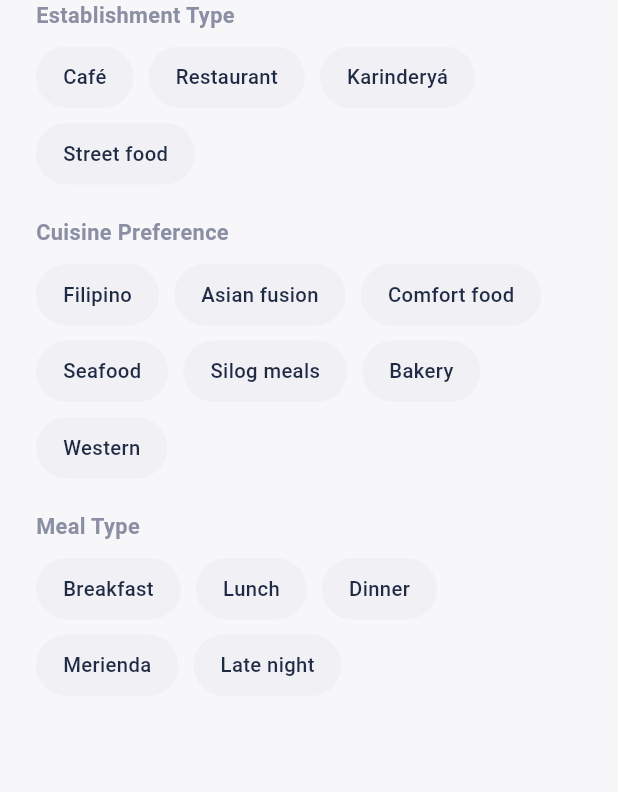
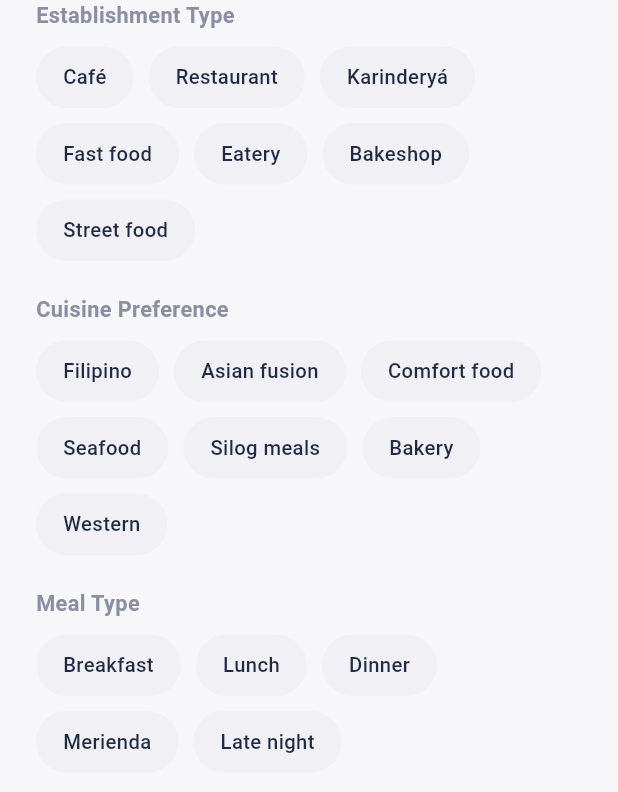
Before and after one commit to nickcomia/sarap_app, a Flutter app: the Step1FoodPreferences widget shown alone on an empty page, opened directly, on a phone screen of 412 x 824 dp. Shown: the top 792 px of the screen. Run offline on Flutter 3.47's test engine with Material 3 defaults, Android fonts, the phone set to English and light mode, and no system bars; our stand-ins replace cached_network_image, cloud_firestore, firebase_ai, firebase_auth, firebase_core, firebase_messaging and 9 more; missing offline and left inert: dart:js_interop, firebase_app_check; accounts and stored records are empty.

```diff
--- a/lib/screens/onboarding/step1_food_preferences.dart
+++ b/lib/screens/onboarding/step1_food_preferences.dart
@@ -12,7 +12,15 @@ class Step1FoodPreferences extends StatefulWidget {
 class _Step1FoodPreferencesState extends State<Step1FoodPreferences> {
   final profile = AppState.instance.profile;
 
-  static const establishmentTypes = ['Café', 'Restaurant', 'Karinderyá', 'Street food'];
+     static const establishmentTypes = [
+     'Café',
+     'Restaurant',
+     'Karinderyá',
+     'Fast food',
+     'Eatery',
+     'Bakeshop',
+     'Street food',
+   ];
   static const cuisines = [
     'Filipino',
     'Asian fusion',
```
Also changed, not shown: lib/screens/admin/admin_add_restaurant_screen.dart (+82 -10 lines).
